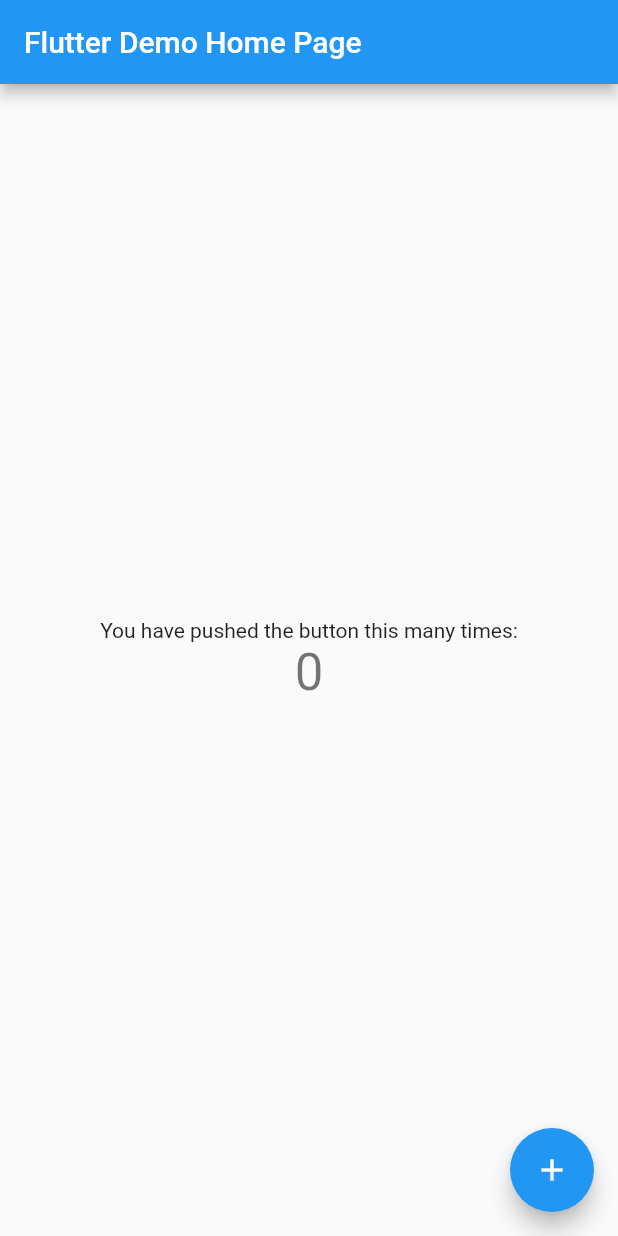
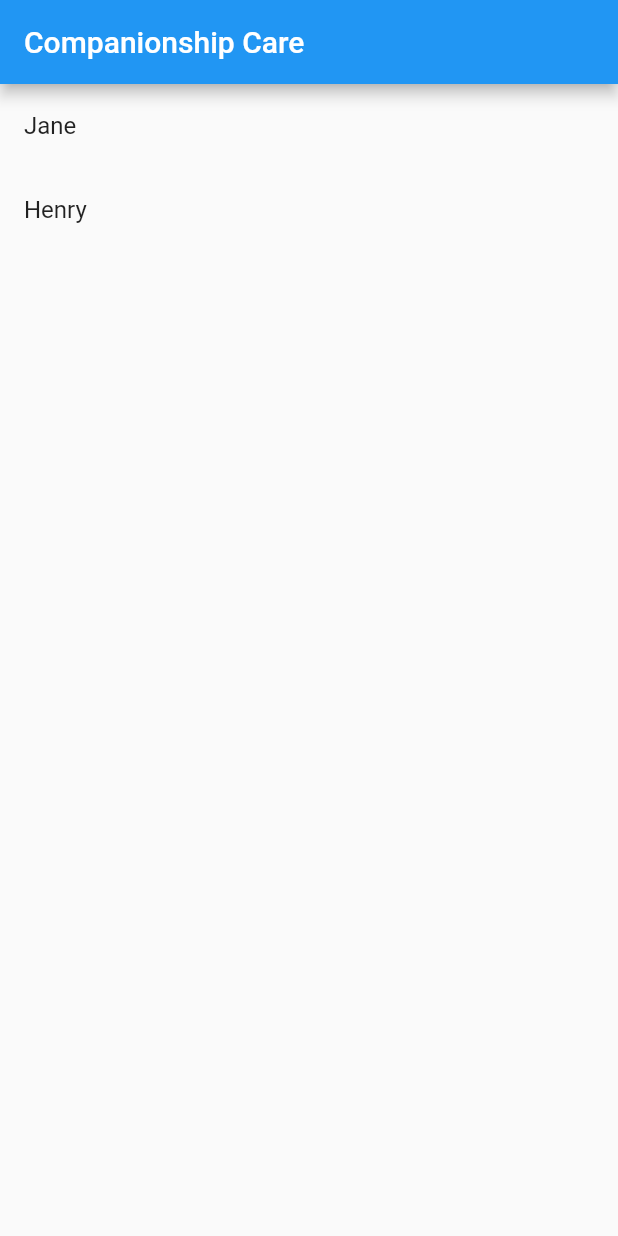
Before and after one commit to CompanionshipCare/companionahip-care-app, a Flutter app: the screen it shows after launch, on a phone screen of 412 x 824 dp. Run offline on Flutter 3.47's test engine with Material 2 defaults, Android fonts, the light colour scheme and no system bars.

Commit message:
Initial two-page navigation

```diff
--- a/app/lib/main.dart
+++ b/app/lib/main.dart
@@ -1,115 +1,61 @@
 import 'package:flutter/material.dart';
 
 void main() {
-  runApp(const MyApp());
+  runApp(const CompanionshipCareApp());
 }
 
-class MyApp extends StatelessWidget {
-  const MyApp({super.key});
+class CompanionshipCareApp extends StatelessWidget {
+  static const List<String> circles = [
+    'Jane',
+    'Henry',
+  ];
 
-  // This widget is the root of your application.
+  const CompanionshipCareApp({super.key});
+
   @override
   Widget build(BuildContext context) {
+    const title = 'Companionship Care';
+
     return MaterialApp(
-      title: 'Flutter Demo',
-      theme: ThemeData(
-        // This is the theme of your application.
-        //
-        // Try running your application with "flutter run". You'll see the
-        // application has a blue toolbar. Then, without quitting the app, try
-        // changing the primarySwatch below to Colors.green and then invoke
-        // "hot reload" (press "r" in the console where you ran "flutter run",
-        // or simply save your changes to "hot reload" in a Flutter IDE).
-        // Notice that the counter didn't reset back to zero; the application
-        // is not restarted.
-        primarySwatch: Colors.blue,
+      title: title,
+      home: Scaffold(
+        appBar: AppBar(
+          title: const Text(title),
+        ),
+        body: ListView.builder(
+          itemCount: circles.length,
+          itemBuilder: (context, index) {
+            return ListTile(
+              title: Text(circles[index]),
+              onTap: () {
+                Navigator.push(
+                  context,
+                  MaterialPageRoute(
+                    builder: (context) => CircleDetails(
+                      circleName: circles[index],
+                    ),
+                  ),
+                );
+              },
+            );
+          },
+        ),
       ),
-      home: const MyHomePage(title: 'Flutter Demo Home Page'),
     );
   }
 }
 
-class MyHomePage extends StatefulWidget {
-  const MyHomePage({super.key, required this.title});
-
-  // This widget is the home page of your application. It is stateful, meaning
-  // that it has a State object (defined below) that contains fields that affect
-  // how it looks.
-
-  // This class is the configuration for the state. It holds the values (in this
-  // case the title) provided by the parent (in this case the App widget) and
-  // used by the build method of the State. Fields in a Widget subclass are
-  // always marked "final".
-
-  final String title;
-
-  @override
-  State<MyHomePage> createState() => _MyHomePageState();
-}
-
-class _MyHomePageState extends State<MyHomePage> {
-  int _counter = 0;
-
-  void _incrementCounter() {
-    setState(() {
-      // This call to setState tells the Flutter framework that something has
-      // changed in this State, which causes it to rerun the build method below
-      // so that the display can reflect the updated values. If we changed
-      // _counter without calling setState(), then the build method would not be
-      // called again, and so nothing would appear to happen.
-      _counter++;
-    });
-  }
+class CircleDetails extends StatelessWidget {
+  const CircleDetails({super.key, required this.circleName});
+  final String circleName;
 
   @override
   Widget build(BuildContext context) {
-    // This method is rerun every time setState is called, for instance as done
-    // by the _incrementCounter method above.
-    //
-    // The Flutter framework has been optimized to make rerunning build methods
-    // fast, so that you can just rebuild anything that needs updating rather
-    // than having to individually change instances of widgets.
     return Scaffold(
       appBar: AppBar(
-        // Here we take the value from the MyHomePage object that was created by
-        // the App.build method, and use it to set our appbar title.
-        title: Text(widget.title),
+        title: Text(circleName),
       ),
-      body: Center(
-        // Center is a layout widget. It takes a single child and positions it
-        // in the middle of the parent.
-        child: Column(
-          // Column is also a layout widget. It takes a list of children and
-          // arranges them vertically. By default, it sizes itself to fit its
-          // children horizontally, and tries to be as tall as its parent.
-          //
-          // Invoke "debug painting" (press "p" in the console, choose the
-          // "Toggle Debug Paint" action from the Flutter Inspector in Android
-          // Studio, or the "Toggle Debug Paint" command in Visual Studio Code)
-          // to see the wireframe for each widget.
-          //
-          // Column has various properties to control how it sizes itself and
-          // how it positions its children. Here we use mainAxisAlignment to
-          // center the children vertically; the main axis here is the vertical
-          // axis because Columns are vertical (the cross axis would be
-          // horizontal).
-          mainAxisAlignment: MainAxisAlignment.center,
-          children: <Widget>[
-            const Text(
-              'You have pushed the button this many times:',
-            ),
-            Text(
-              '$_counter',
-              style: Theme.of(context).textTheme.headline4,
-            ),
-          ],
-        ),
-      ),
-      floatingActionButton: FloatingActionButton(
-        onPressed: _incrementCounter,
-        tooltip: 'Increment',
-        child: const Icon(Icons.add),
-      ), // This trailing comma makes auto-formatting nicer for build methods.
+      body: const Text("Circle details..."),
     );
   }
 }
```
Also changed, not shown: 1 other file.
